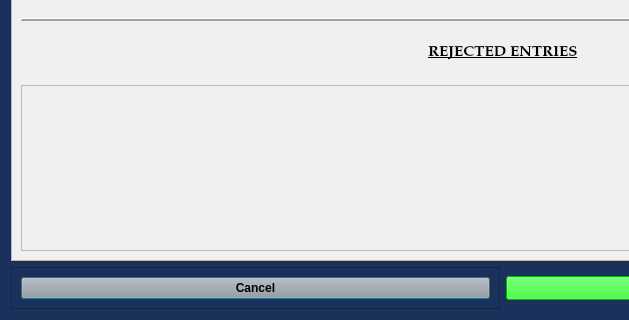
HunterProgram22/MuniEntry, file munientry/views/ui/HemmeterWorkflowDialog.ui: the form before one commit; both pictures show x 0 to 629 and y 508 to 828 of the 1006 by 828 pixel window.
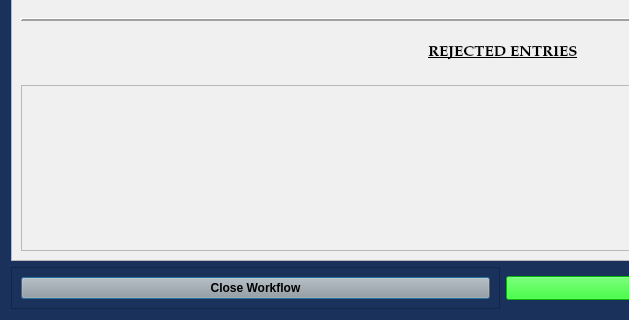
The form after the commit.

Commit message: Refactored workflow dialogs to attrs and added tests.

Patch:
```diff
--- a/munientry/views/ui/HemmeterWorkflowDialog.ui
+++ b/munientry/views/ui/HemmeterWorkflowDialog.ui
@@ -71,7 +71,7 @@
 font-weight: bold;</string>
         </property>
         <property name="text">
-         <string>Cancel</string>
+         <string>Close Workflow</string>
         </property>
        </widget>
       </item>
```
Left out of the diff: 2 changed lines with no effect on the pictures. The commit also changes 8 other files.
